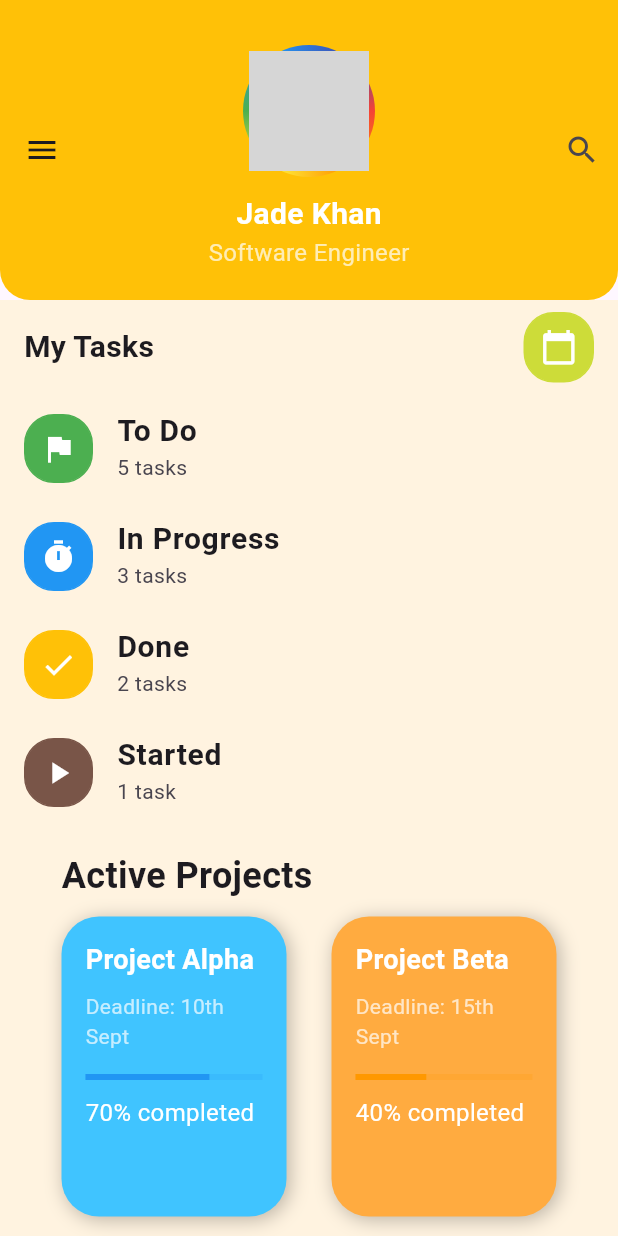
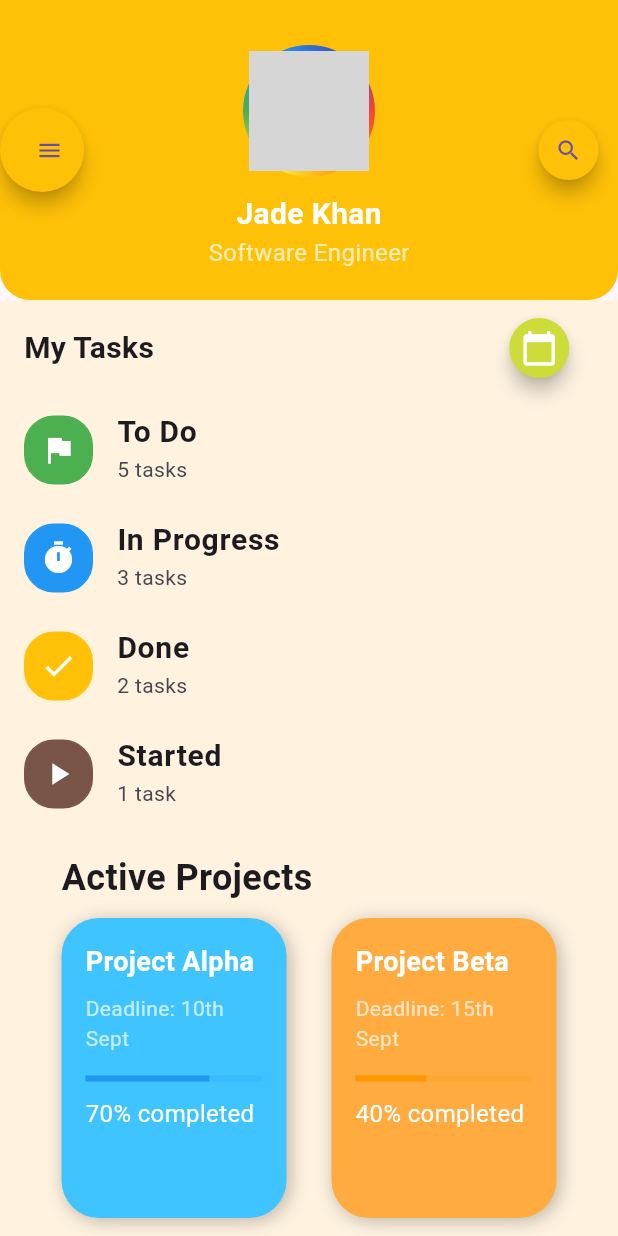
Before and after one commit to mgiftson0/Mode, a Flutter app: the screen it shows after launch, on a phone screen of 412 x 824 dp. Run offline on Flutter 3.47's test engine with Material 3 defaults, Android fonts, the phone set to English and light mode, and no system bars; network calls fail; grey boxes are pictures that could not be loaded.

Commit message:
final ui

```diff
--- a/lib/main.dart
+++ b/lib/main.dart
@@ -13,6 +13,7 @@ class MyApp extends StatelessWidget {
       title: 'Flutter Task Manager',
       theme: ThemeData(
         primarySwatch: Colors.blue,
+        useMaterial3: true, // Enable Material3 for better animations and components
       ),
       home: const MyHomePage(title: 'Flutter Task Manager Home Page'),
     );
@@ -28,26 +29,53 @@ class MyHomePage extends StatefulWidget {
   State<MyHomePage> createState() => _MyHomePageState();
 }
 
-class _MyHomePageState extends State<MyHomePage> {
+class _MyHomePageState extends State<MyHomePage> with SingleTickerProviderStateMixin {
   final GlobalKey<ScaffoldState> _scaffoldKey = GlobalKey<ScaffoldState>();
+  late AnimationController _animationController;
+  late Animation<double> _fadeAnimation;
+
+  @override
+  void initState() {
+    super.initState();
+    _animationController = AnimationController(
+      duration: const Duration(seconds: 1),
+      vsync: this,
+    )..repeat(reverse: true);
+    _fadeAnimation = Tween<double>(begin: 0.0, end: 1.0).animate(_animationController);
+  }
+
+  @override
+  void dispose() {
+    _animationController.dispose();
+    super.dispose();
+  }
 
   @override
   Widget build(BuildContext context) {
     return Scaffold(
       key: _scaffoldKey,
-
       appBar: AppBar(
         toolbarHeight: 200,
         backgroundColor: Colors.amber,
-        leading: IconButton(
-          icon: const Icon(Icons.menu),
+        leading: ElevatedButton(
+          style: ElevatedButton.styleFrom(
+            primary: Colors.amber, // Background color
+            elevation: 5, // Elevation
+            shape: const CircleBorder(),
+          ),
+          child: const Icon(Icons.menu),
           onPressed: () {
             _scaffoldKey.currentState?.openDrawer(); // Open the drawer
           },
         ),
         actions: [
-          IconButton(
-            icon: const Icon(Icons.search),
+          ElevatedButton(
+            style: ElevatedButton.styleFrom(
+              primary: Colors.amber, // Background color
+              elevation: 5, // Elevation
+              shape: const CircleBorder(),
+            ),
+            child: const Icon(Icons.search),
             onPressed: () {
               // Add your search logic here
             },
@@ -57,7 +85,10 @@ class _MyHomePageState extends State<MyHomePage> {
           mainAxisAlignment: MainAxisAlignment.end,
           children: [
             // Colorful Ring Around the Profile Avatar
-            Container(
+            AnimatedBuilder(
+              animation: _fadeAnimation,
+              builder: (context, child) {
+                return Container(
                   padding: const EdgeInsets.all(4.0),
                   decoration: BoxDecoration(
                     shape: BoxShape.circle,
@@ -69,7 +100,6 @@ class _MyHomePageState extends State<MyHomePage> {
                         Colors.green,
                         Colors.blue,
                         Colors.indigo,
-                    // Colors.violet,
                         Colors.red,
                       ],
                     ),
@@ -79,6 +109,8 @@ class _MyHomePageState extends State<MyHomePage> {
                     backgroundImage: NetworkImage(
                         'https://via.placeholder.com/150'),
                   ),
+                );
+              },
             ),
             const SizedBox(height: 10),
             const Text(
@@ -120,7 +152,7 @@ class _MyHomePageState extends State<MyHomePage> {
                   CircleAvatar(
                     radius: 40,
                     backgroundImage: NetworkImage(
-                        'https://via.placeholder.com/150'), // Replace with your image
+                        'https://via.placeholder.com/150'),
                   ),
                   SizedBox(height: 10),
                   Text(
@@ -181,18 +213,20 @@ class _MyHomePageState extends State<MyHomePage> {
                       fontWeight: FontWeight.bold,
                     ),
                   ),
-                  Container(
-                    padding: const EdgeInsets.all(10),
-                    decoration: BoxDecoration(
-                      border: Border.all(color: Colors.lime),
-                      borderRadius: BorderRadius.circular(20),
-                      color: Colors.lime,
+                  ElevatedButton(
+                    style: ElevatedButton.styleFrom(
+                      primary: Colors.lime, // Background color
+                      elevation: 5, // Elevation
+                      shape: const CircleBorder(),
                     ),
                     child: const Icon(
                       Icons.calendar_today,
                       color: Colors.white,
                       size: 25,
                     ),
+                    onPressed: () {
+                      // Add your calendar logic here
+                    },
                   ),
                 ],
               ),
```
Lines whose indentation alone changed are shown as unchanged.
